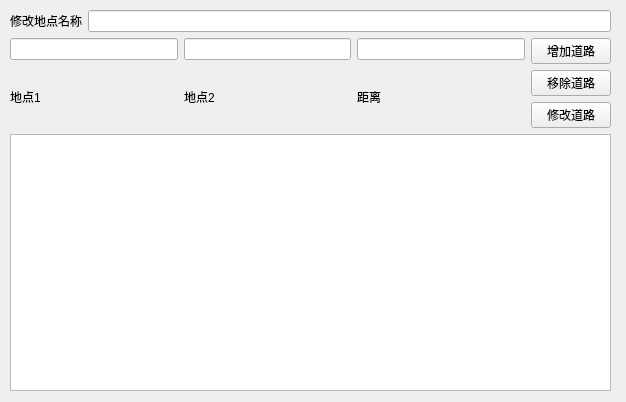
First picture: the form in securitysystem.ui, repository J7Peng/MyGuide, before the edit.
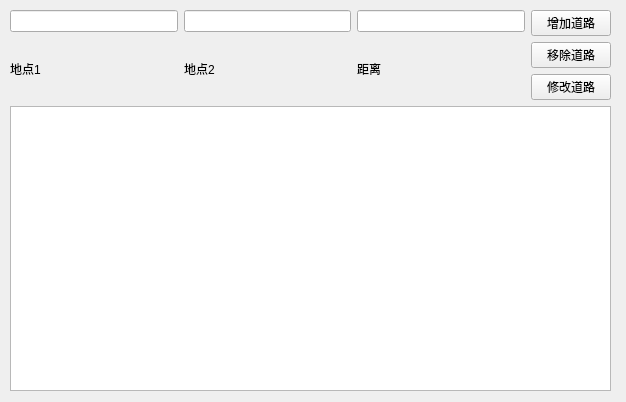
Second picture: the form after the edit.

```diff
--- a/securitysystem.ui
+++ b/securitysystem.ui
@@ -28,18 +28,7 @@
       <item>
        <layout class="QGridLayout" name="gridLayout">
         <item row="0" column="0" colspan="2">
-         <layout class="QHBoxLayout" name="horizontalLayout">
-          <item>
-           <widget class="QLabel" name="label">
-            <property name="text">
-             <string>修改地点名称</string>
-            </property>
-           </widget>
-          </item>
-          <item>
-           <widget class="QLineEdit" name="locationNameInput"/>
-          </item>
-         </layout>
+         <layout class="QHBoxLayout" name="horizontalLayout"/>
         </item>
        </layout>
       </item>
```
